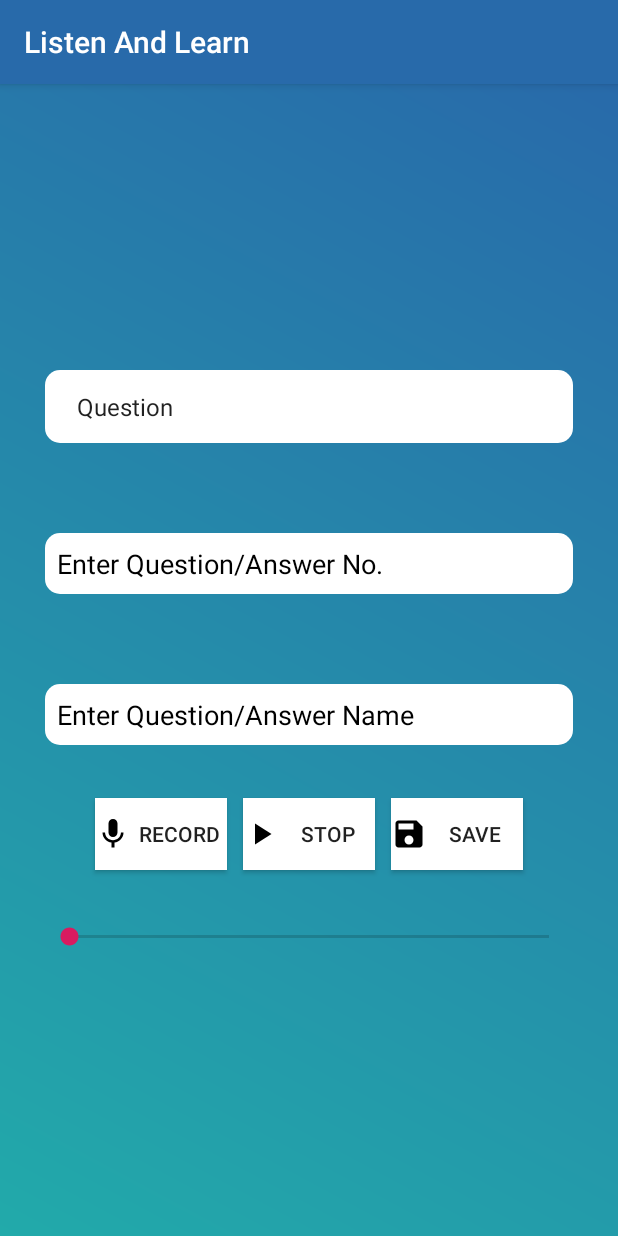
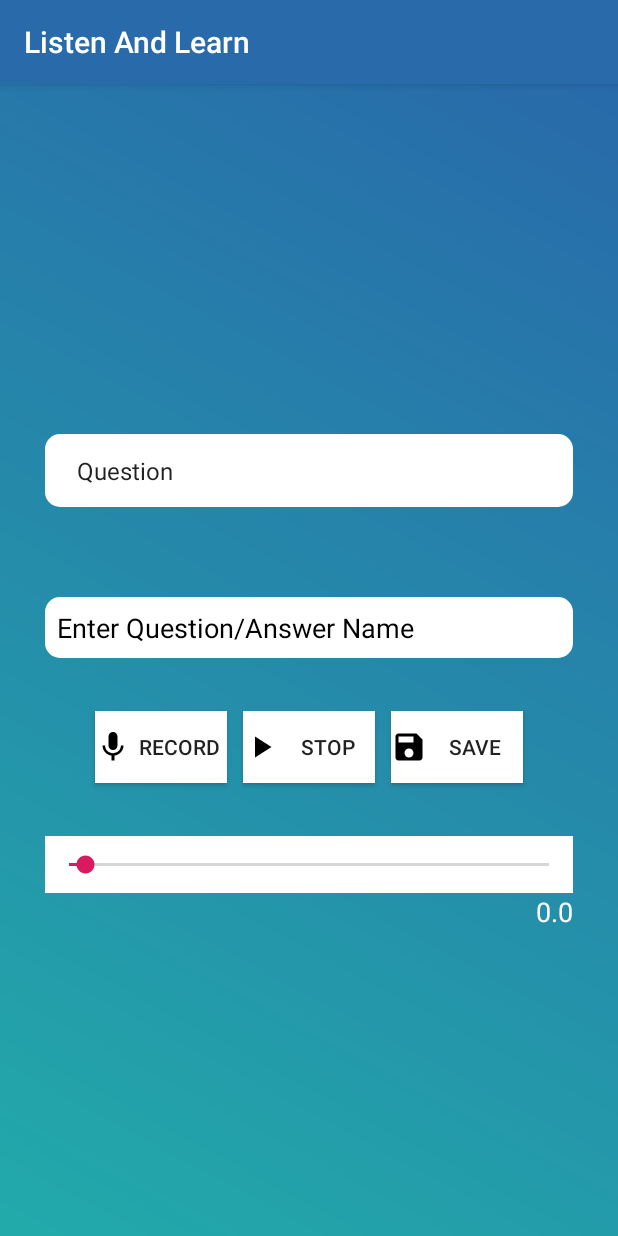
Before and after one commit to theblackblazer/ListenAndLearn, an Android app: the AddQuestionActivity screen opened directly, with no data from a screen before it, after a tap on "PLAY", on a phone screen of 412 x 824 dp. Run offline under Robolectric (Android 15) with nearby library versions, the phone set to English and light mode, and no system bars.

Commit message:
Feature to Add Questions.

```diff
--- a/app/src/main/java/com/example/listenandlearn/AddQuestionActivity.java
+++ b/app/src/main/java/com/example/listenandlearn/AddQuestionActivity.java
@@ -2,8 +2,10 @@ package com.example.listenandlearn;
 
 import android.Manifest;
 import android.content.pm.PackageManager;
+import android.database.sqlite.SQLiteDatabase;
 import android.media.MediaPlayer;
 import android.media.MediaRecorder;
+import android.os.Handler;
 import android.support.annotation.NonNull;
 import android.support.v4.app.ActivityCompat;
 import android.support.v7.app.AppCompatActivity;
@@ -14,18 +16,25 @@ import android.widget.AdapterView;
 import android.widget.ArrayAdapter;
 import android.widget.Button;
 import android.widget.EditText;
+import android.widget.SeekBar;
 import android.widget.Spinner;
+import android.widget.TextView;
+import android.widget.Toast;
 
 import java.io.IOException;
 
-public class AddQuestionActivity extends AppCompatActivity implements AdapterView.OnItemSelectedListener {
+public class AddQuestionActivity extends AppCompatActivity {
 
-    String selected="";
-    EditText q_no;
+
+    Handler seekHandler = new Handler();
+    String selected = "";
     EditText q_name;
     Button record;
     Button play;
     Button save;
+    SeekBar seekbar;
+    Spinner spinner;
+    private TextView time;
 
     private static final String LOG_TAG = "AudioRecordTest";
     private static final int REQUEST_RECORD_AUDIO_PERMISSION = 200;
@@ -36,7 +45,7 @@ public class AddQuestionActivity extends AppCompatActivity implements AdapterVie
 
     // Requesting permission to RECORD_AUDIO
     private boolean permissionToRecordAccepted = false;
-    private String [] permissions = {Manifest.permission.RECORD_AUDIO};
+    private String[] permissions = {Manifest.permission.RECORD_AUDIO};
 
     private void onRecord(boolean start) {
         if (start) {
@@ -65,9 +74,11 @@ public class AddQuestionActivity extends AppCompatActivity implements AdapterVie
             Log.e(LOG_TAG, "prepare() failed");
         }
     }
+
     private void stopPlaying() {
         player.release();
-        player = null;
+
+        seekbar.setProgress(0);
     }
 
     private void startRecording() {
@@ -93,19 +104,15 @@ public class AddQuestionActivity extends AppCompatActivity implements AdapterVie
     }
 
 
-
-
-
-
     @Override
     public void onRequestPermissionsResult(int requestCode, @NonNull String[] permissions, @NonNull int[] grantResults) {
         super.onRequestPermissionsResult(requestCode, permissions, grantResults);
-        switch (requestCode){
+        switch (requestCode) {
             case REQUEST_RECORD_AUDIO_PERMISSION:
-                permissionToRecordAccepted  = grantResults[0] == PackageManager.PERMISSION_GRANTED;
+                permissionToRecordAccepted = grantResults[0] == PackageManager.PERMISSION_GRANTED;
                 break;
         }
-        if (!permissionToRecordAccepted ) finish();
+        if (!permissionToRecordAccepted) finish();
 
     }
 
@@ -115,18 +122,18 @@ public class AddQuestionActivity extends AppCompatActivity implements AdapterVie
         super.onCreate(savedInstanceState);
         setContentView(R.layout.activity_add_question);
 
-        Spinner spinner = (Spinner) findViewById(R.id.questions_spinner);
+        spinner = (Spinner) findViewById(R.id.questions_spinner);
         ArrayAdapter<CharSequence> adapter = ArrayAdapter.createFromResource(this,
                 R.array.planets_array, android.R.layout.simple_spinner_item);
 
         adapter.setDropDownViewResource(android.R.layout.simple_spinner_dropdown_item);
         spinner.setAdapter(adapter);
 
-        q_no = findViewById(R.id.question_number);
         q_name = findViewById(R.id.question_name);
         record = findViewById(R.id.record_button);
         play = findViewById(R.id.play_button);
         save = findViewById(R.id.save_button);
+        seekbar = findViewById(R.id.seekbar);
 
         fileName = getExternalCacheDir().getAbsolutePath();
         fileName += "/audiorecordtest.3gp";
@@ -134,49 +141,82 @@ public class AddQuestionActivity extends AppCompatActivity implements AdapterVie
         ActivityCompat.requestPermissions(this, permissions, REQUEST_RECORD_AUDIO_PERMISSION);
 
 
+        record.setOnClickListener(new View.OnClickListener() {
+            boolean mStartRecording = true;
 
-        record.setOnClickListener(new View.OnClickListener() {
-            boolean mStartRecording=true;
             @Override
             public void onClick(View v) {
                 onRecord(mStartRecording);
-                if(mStartRecording){
+                if (mStartRecording) {
                     record.setText("Stop Recording");
-                }
-                else {
+                } else {
                     record.setText("Record");
                 }
-                mStartRecording=!mStartRecording;
+                mStartRecording = !mStartRecording;
             }
         });
 
         play.setOnClickListener(new View.OnClickListener() {
-            boolean mStartPlaying=true;
+            boolean mStartPlaying = true;
+
             @Override
             public void onClick(View v) {
                 onPlay(mStartPlaying);
-                if(mStartPlaying) {
+                if (mStartPlaying) {
                     play.setText("Stop");
+                    seekbar.setMax(player.getDuration());
+                    seekUpdation();
+                } else {
+                    play.setText("Play");
+
                 }
-                else {
-                    play.setText("Play");
-                }
-                mStartPlaying=!mStartPlaying;
+                mStartPlaying = !mStartPlaying;
             }
         });
 
+        seekbar.setOnSeekBarChangeListener(new SeekBar.OnSeekBarChangeListener() {
+            int progressvalue = 0;
 
+            @Override
+            public void onProgressChanged(SeekBar seekBar, int progress, boolean fromUser) {
+                progressvalue = progress;
+
+            }
+
+            @Override
+            public void onStartTrackingTouch(SeekBar seekBar) {
+
+            }
+
+            @Override
+            public void onStopTrackingTouch(SeekBar seekBar) {
+
+            }
+        });
+
+        save.setOnClickListener(new View.OnClickListener() {
+
+            @Override
+            public void onClick(View v) {
+                String name = q_name.getText().toString();
+                UsersDbHelper usersDbHelper = new UsersDbHelper(getApplicationContext());
+                SQLiteDatabase database = usersDbHelper.getWritableDatabase();
+                selected=spinner.getSelectedItem().toString();
+                if (selected.equals("Question"))
+                {
+                    usersDbHelper.addQuestion(name, database);
+                    usersDbHelper.close();
+                    q_name.setText("");
+                    Toast.makeText(getApplicationContext(), "File Saved", Toast.LENGTH_SHORT).show();
+                    finish();
+                }
+            }
+        });
     }
 
-    @Override
-    public void onItemSelected(AdapterView<?> parent, View view, int position, long id) {
-        selected=parent.getItemAtPosition(position).toString();
-    }
 
-    @Override
-    public void onNothingSelected(AdapterView<?> parent) {
 
-    }
+
     @Override
     public void onStop() {
         super.onStop();
@@ -191,4 +231,18 @@ public class AddQuestionActivity extends AppCompatActivity implements AdapterVie
         }
     }
 
+    Runnable run = new Runnable() {
+
+        @Override
+        public void run() {
+            seekUpdation();
+        }
+    };
+
+    public void seekUpdation() {
+
+        seekbar.setProgress(player.getCurrentPosition());
+        seekHandler.postDelayed(run, 1000);
+    }
+
 }
--- a/app/src/main/java/com/example/listenandlearn/LoginActivity.java
+++ b/app/src/main/java/com/example/listenandlearn/LoginActivity.java
@@ -47,7 +47,11 @@ public class LoginActivity extends AppCompatActivity {
                 UsersDbHelper usersDbHelper = new UsersDbHelper(getApplicationContext());
                     SQLiteDatabase database = usersDbHelper.getReadableDatabase();
 
-                    cursor = database.rawQuery("SELECT * FROM "+ UsersContract.UsersEntry.TABLE_NAME + " WHERE " + UsersContract.UsersEntry.Email + "=? AND "+ UsersContract.UsersEntry.Password + "=?",new String[]{Email,password});
+                    cursor = database.rawQuery("SELECT * FROM "+
+                            UsersContract.UsersEntry.TABLE_NAME
+                            + " WHERE " + UsersContract.UsersEntry.Email +
+                            "=? AND "+ UsersContract.UsersEntry.Password +
+                            "=?",new String[]{Email,password});
                     if(cursor!=null)
                     {
                         if(cursor.getCount()>0){
--- /dev/null
+++ b/app/src/main/res/drawable/ic_add_black_24dp.xml
@@ -0,0 +1,5 @@
+<vector android:height="48dp" android:tint="#FFFFFF"
+    android:viewportHeight="24.0" android:viewportWidth="24.0"
+    android:width="48dp" xmlns:android="http://schemas.android.com/apk/res/android">
+    <path android:fillColor="#FF000000" android:pathData="M19,13h-6v6h-2v-6H5v-2h6V5h2v6h6v2z"/>
+</vector>
--- /dev/null
+++ b/app/src/main/res/drawable/recycler.xml
@@ -0,0 +1,6 @@
+<?xml version="1.0" encoding="utf-8"?>
+<shape xmlns:android="http://schemas.android.com/apk/res/android"
+    android:shape="oval">
+    <solid android:color="#e53935"/>
+
+</shape>
--- a/app/src/main/res/layout/activity_add_question.xml
+++ b/app/src/main/res/layout/activity_add_question.xml
@@ -18,16 +18,6 @@
         android:layout_margin="30dp"
         android:textColor="@android:color/white"
         android:textStyle="bold"/>
-
-    <EditText
-        android:id="@+id/question_number"
-        android:layout_width="match_parent"
-        android:layout_height="wrap_content"
-        android:layout_margin="30dp"
-        android:padding="8dp"
-        android:background="@drawable/btndesign"
-        android:textColorHint="@android:color/black"
-        android:hint="Enter Question/Answer No." />
 
     <EditText
         android:id="@+id/question_name"
@@ -71,10 +61,29 @@
 
     </LinearLayout>
 
-    <SeekBar
+    <LinearLayout
         android:layout_width="match_parent"
         android:layout_height="wrap_content"
-        android:layout_margin="30dp"/>
+        android:orientation="vertical">
+
+        <SeekBar
+            android:id="@+id/seekbar"
+            android:layout_width="match_parent"
+            android:layout_height="wrap_content"
+            android:layout_marginTop="30dp"
+            android:layout_marginLeft="30dp"
+            android:layout_marginRight="30dp"
+            android:background="@android:color/white"
+            android:padding="10dp"/>
+        <TextView
+            android:layout_width="wrap_content"
+            android:layout_height="wrap_content"
+            android:text="0.0"
+            android:textAppearance="@style/Base.TextAppearance.AppCompat.Medium"
+            android:layout_gravity="right"
+            android:layout_marginRight="30dp"
+            android:textColor="@android:color/white"/>
+    </LinearLayout>
 
 
 
```
Also changed, not shown: app/src/main/java/com/example/listenandlearn/ParentActivity.java (+54 -19 lines), app/src/main/res/anim/falldownanimation.xml (added, +27 -0 lines), app/src/main/res/anim/falldownlayout.xml (added, +7 -0 lines), app/src/main/res/layout/activity_parent.xml (+27 -44 lines), app/src/main/res/layout/recycler_view_item.xml (added, +48 -0 lines).
